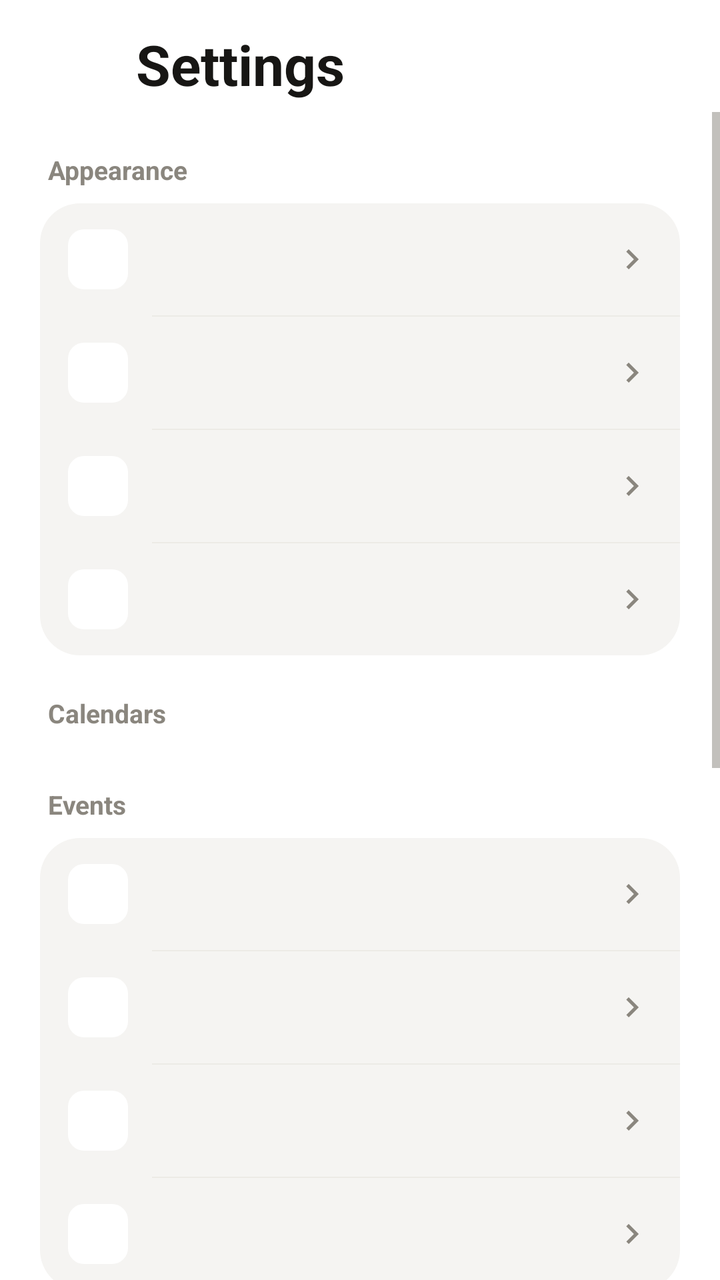
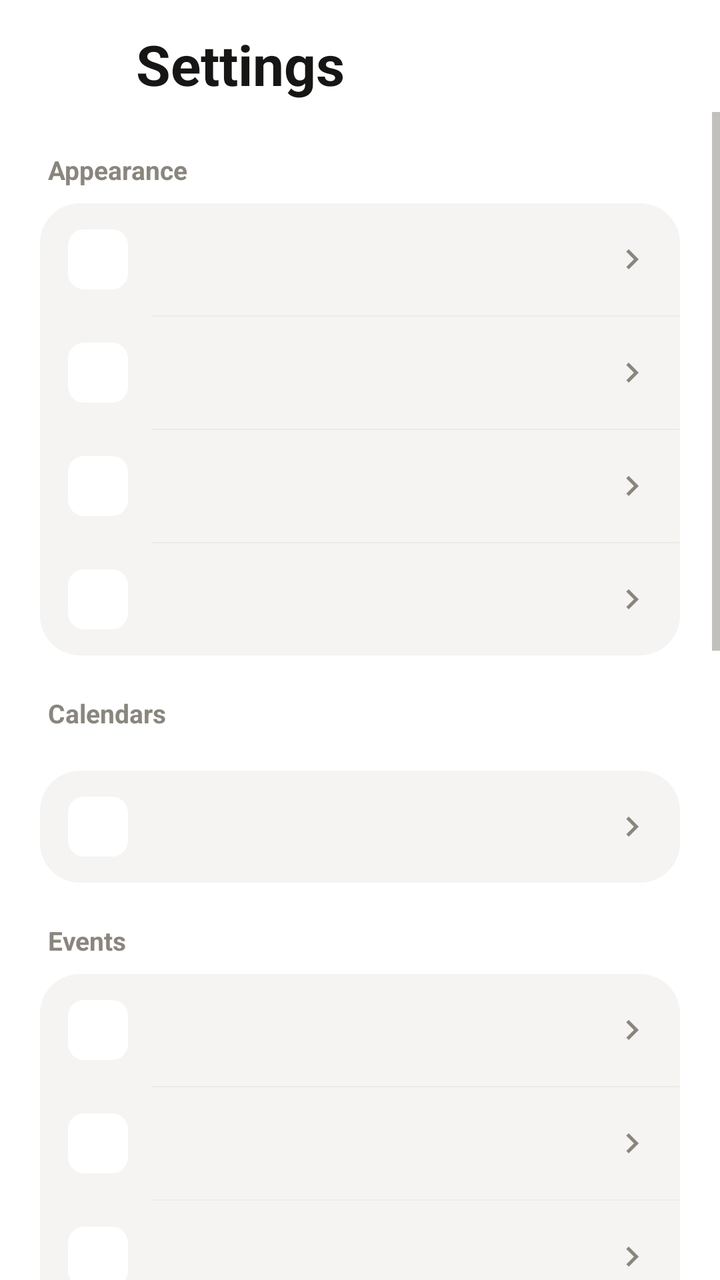

Before-and-after screenshots of an Android layout around one commit, followed by the original layout XML and the change that was made.
<!-- AndroidManifest.xml: application theme Theme.Takvim -->
<!-- res/layout/activity_ayarlar.xml -->
<?xml version="1.0" encoding="utf-8"?>
<LinearLayout xmlns:android="http://schemas.android.com/apk/res/android"
    xmlns:app="http://schemas.android.com/apk/res-auto"
    android:layout_width="match_parent"
    android:layout_height="match_parent"
    android:background="@color/zemin"
    android:fitsSystemWindows="true"
    android:orientation="vertical">

    <LinearLayout
        android:layout_width="match_parent"
        android:layout_height="wrap_content"
        android:gravity="center_vertical"
        android:orientation="horizontal"
        android:paddingLeft="12dp"
        android:paddingTop="8dp"
        android:paddingRight="20dp">

        <ImageButton
            android:id="@+id/btnGeri"
            android:layout_width="48dp"
            android:layout_height="48dp"
            android:background="?attr/selectableItemBackgroundBorderless"
            android:contentDescription="@string/geri"
            android:src="@drawable/ic_geri"
            app:tint="@color/metin" />

        <TextView
            android:layout_width="wrap_content"
            android:layout_height="wrap_content"
            android:layout_marginLeft="8dp"
            android:text="@string/ayarlar"
            android:textColor="@color/metin"
            android:textSize="28sp"
            android:textStyle="bold" />
    </LinearLayout>

    <ScrollView
        android:layout_width="match_parent"
        android:layout_height="0dp"
        android:layout_weight="1">

        <LinearLayout
            android:layout_width="match_parent"
            android:layout_height="wrap_content"
            android:orientation="vertical"
            android:paddingLeft="20dp"
            android:paddingRight="20dp"
            android:paddingBottom="32dp">

            <TextView style="@style/BolumBasligi" android:text="@string/gorunum" />
            <LinearLayout style="@style/AyarKutusu">
                <include android:id="@+id/satirTema" layout="@layout/item_ayar" />
                <View style="@style/AyarAyraci" />
                <include android:id="@+id/satirBaslangicGorunum" layout="@layout/item_ayar" />
                <View style="@style/AyarAyraci" />
                <include android:id="@+id/satirHaftaBasi" layout="@layout/item_ayar" />
                <View style="@style/AyarAyraci" />
                <include android:id="@+id/satirHaftaNo" layout="@layout/item_ayar" />
            </LinearLayout>

            <TextView style="@style/BolumBasligi" android:text="@string/takvimler" />
            <LinearLayout
                android:id="@+id/takvimKutusu"
                style="@style/AyarKutusu" />

            <TextView style="@style/BolumBasligi" android:text="@string/etkinlikler" />
            <LinearLayout style="@style/AyarKutusu">
                <include android:id="@+id/satirVarsayilanTakvim" layout="@layout/item_ayar" />
                <View style="@style/AyarAyraci" />
                <include android:id="@+id/satirVarsayilanSure" layout="@layout/item_ayar" />
                <View style="@style/AyarAyraci" />
                <include android:id="@+id/satirVarsayilanHatirlatma" layout="@layout/item_ayar" />
                <View style="@style/AyarAyraci" />
                <include android:id="@+id/satirErteleme" layout="@layout/item_ayar" />
            </LinearLayout>

            <TextView style="@style/BolumBasligi" android:text="@string/guvenilirlik" />
            <LinearLayout style="@style/AyarKutusu">
                <include android:id="@+id/satirBildirim" layout="@layout/item_ayar" />
                <View style="@style/AyarAyraci" />
                <include android:id="@+id/satirIzin" layout="@layout/item_ayar" />
            </LinearLayout>

            <TextView style="@style/BolumBasligi" android:text="@string/yedek_bolum" />
            <LinearLayout style="@style/AyarKutusu">
                <include android:id="@+id/satirIceAktar" layout="@layout/item_ayar" />
                <View style="@style/AyarAyraci" />
                <include android:id="@+id/satirDisaAktar" layout="@layout/item_ayar" />
            </LinearLayout>

            <TextView style="@style/BolumBasligi" android:text="@string/hakkinda" />
            <LinearLayout style="@style/AyarKutusu">
                <include android:id="@+id/satirSurum" layout="@layout/item_ayar" />
            </LinearLayout>
        </LinearLayout>
    </ScrollView>
</LinearLayout>
<!-- res/layout/item_ayar.xml (included above) -->
<?xml version="1.0" encoding="utf-8"?>
<LinearLayout xmlns:android="http://schemas.android.com/apk/res/android"
    xmlns:app="http://schemas.android.com/apk/res-auto"
    android:layout_width="match_parent"
    android:layout_height="wrap_content"
    android:background="?attr/selectableItemBackground"
    android:gravity="center_vertical"
    android:orientation="horizontal"
    android:paddingLeft="14dp"
    android:paddingTop="13dp"
    android:paddingRight="14dp"
    android:paddingBottom="13dp">

    <ImageView
        android:id="@+id/ayarIkon"
        android:layout_width="30dp"
        android:layout_height="30dp"
        android:background="@drawable/bg_rozet"
        android:importantForAccessibility="no"
        android:padding="6dp" />

    <LinearLayout
        android:layout_width="0dp"
        android:layout_height="wrap_content"
        android:layout_marginStart="12dp"
        android:layout_weight="1"
        android:orientation="vertical">

        <TextView
            android:id="@+id/ayarBaslik"
            android:layout_width="match_parent"
            android:layout_height="wrap_content"
            android:textColor="@color/metin"
            android:textSize="15sp" />

        <TextView
            android:id="@+id/ayarOzet"
            android:layout_width="match_parent"
            android:layout_height="wrap_content"
            android:ellipsize="end"
            android:maxLines="2"
            android:textColor="@color/metin_ikincil"
            android:textSize="12sp"
            android:visibility="gone" />
    </LinearLayout>

    
    <androidx.appcompat.widget.SwitchCompat
        android:id="@+id/ayarAnahtar"
        android:layout_width="wrap_content"
        android:layout_height="wrap_content"
        android:layout_marginStart="8dp"
        android:background="@null"
        android:clickable="false"
        android:focusable="false"
        android:importantForAccessibility="no"
        android:thumb="@drawable/anahtar_topuz"
        android:visibility="gone"
        app:track="@drawable/anahtar_ray" />

    <ImageView
        android:id="@+id/ayarChevron"
        android:layout_width="20dp"
        android:layout_height="20dp"
        android:importantForAccessibility="no"
        android:src="@drawable/ic_chevron" />

</LinearLayout>
<!-- resources referenced by this layout -->
<resources>
  <color name="metin">#171614</color>
  <color name="metin_ikincil">#8A867E</color>
  <color name="zemin">#FFFFFF</color>
  <!-- drawable anahtar_ray (drawable) -->
  <?xml version="1.0" encoding="utf-8"?>
  <shape xmlns:android="http://schemas.android.com/apk/res/android" android:shape="rectangle">
      <corners android:radius="15dp" />
      <size android:width="50dp" android:height="30dp" />
      <solid android:color="#FFFFFFFF" />
  </shape>
  <!-- drawable bg_rozet (drawable) -->
  <?xml version="1.0" encoding="utf-8"?>
  <shape xmlns:android="http://schemas.android.com/apk/res/android" android:shape="rectangle">
      <solid android:color="#FFFFFF" />
      <corners android:radius="8dp" />
  </shape>
  <!-- drawable ic_chevron (drawable) -->
  <?xml version="1.0" encoding="utf-8"?>
  <vector xmlns:android="http://schemas.android.com/apk/res/android"
      android:width="20dp" android:height="20dp"
      android:viewportWidth="24" android:viewportHeight="24"
      android:tint="@color/metin_ikincil">
      <path android:fillColor="#FF000000"
          android:pathData="M10,6L8.59,7.41 13.17,12l-4.58,4.59L10,18l6,-6z"/>
  </vector>
  <!-- drawable ic_geri (drawable) -->
  <?xml version="1.0" encoding="utf-8"?>
  <vector xmlns:android="http://schemas.android.com/apk/res/android"
      android:width="22dp" android:height="22dp"
      android:viewportWidth="24" android:viewportHeight="24">
      <path android:strokeColor="#FFFFFFFF" android:strokeWidth="2.2" android:strokeLineCap="round"
          android:strokeLineJoin="round"
          android:pathData="M15,5l-7,7 7,7" />
  </vector>
  <string name="ayarlar">Settings</string>
  <string name="etkinlikler">Events</string>
  <string name="geri">Back</string>
  <string name="gorunum">Appearance</string>
  <string name="guvenilirlik">Reliability</string>
  <string name="hakkinda">About</string>
  <string name="takvimler">Calendars</string>
  <string name="yedek_bolum">Import and backup</string>
  <style name="AyarAyraci">
          <item name="android:layout_width">match_parent</item>
          <item name="android:layout_height">0.5dp</item>
          <item name="android:layout_marginLeft">56dp</item>
          <item name="android:background">@color/ayrac</item>
      </style>
  <style name="AyarKutusu">
          <item name="android:layout_width">match_parent</item>
          <item name="android:layout_height">wrap_content</item>
          <item name="android:background">@drawable/bg_kart</item>
          <item name="android:orientation">vertical</item>
      </style>
  <style name="BolumBasligi">
          <item name="android:layout_width">match_parent</item>
          <item name="android:layout_height">wrap_content</item>
          <item name="android:layout_marginTop">20dp</item>
          <item name="android:layout_marginBottom">8dp</item>
          <item name="android:paddingLeft">4dp</item>
          <item name="android:textColor">@color/metin_ikincil</item>
          <item name="android:textSize">13sp</item>
          <item name="android:textStyle">bold</item>
      </style>
  <style name="Theme.Takvim" parent="Theme.Ekosistem" />
  <color name="ayrac">#ECEAE6</color>
  <!-- drawable bg_kart (drawable) -->
  <?xml version="1.0" encoding="utf-8"?>
  <shape xmlns:android="http://schemas.android.com/apk/res/android" android:shape="rectangle">
      <solid android:color="@color/kart" />
      <corners android:radius="20dp" />
  </shape>
  <color name="kart">#F5F4F2</color>
  <color name="vurgu">#0F766E</color>
  <!-- unchanged entries left out for length: 2 -->
</resources>

<!-- the commit's change to res/layout/activity_ayarlar.xml (unified diff, before → after) -->
@@ -64,6 +64,12 @@
                 android:id="@+id/takvimKutusu"
                 style="@style/AyarKutusu" />
 
+            <LinearLayout
+                style="@style/AyarKutusu"
+                android:layout_marginTop="12dp">
+                <include android:id="@+id/satirDogum" layout="@layout/item_ayar" />
+            </LinearLayout>
+
             <TextView style="@style/BolumBasligi" android:text="@string/etkinlikler" />
             <LinearLayout style="@style/AyarKutusu">
                 <include android:id="@+id/satirVarsayilanTakvim" layout="@layout/item_ayar" />
@@ -73,6 +79,13 @@
                 <include android:id="@+id/satirVarsayilanHatirlatma" layout="@layout/item_ayar" />
                 <View style="@style/AyarAyraci" />
                 <include android:id="@+id/satirErteleme" layout="@layout/item_ayar" />
+            </LinearLayout>
+
+            <TextView style="@style/BolumBasligi" android:text="@string/ozet_bolum" />
+            <LinearLayout style="@style/AyarKutusu">
+                <include android:id="@+id/satirOzet" layout="@layout/item_ayar" />
+                <View style="@style/AyarAyraci" />
+                <include android:id="@+id/satirOzetSaat" layout="@layout/item_ayar" />
             </LinearLayout>
 
             <TextView style="@style/BolumBasligi" android:text="@string/guvenilirlik" />
<!-- resource entries referenced after the edit -->
@@ -40,6 +40,7 @@
   <string name="gorunum">Appearance</string>
   <string name="guvenilirlik">Reliability</string>
   <string name="hakkinda">About</string>
+  <string name="ozet_bolum">Daily summary</string>
   <string name="takvimler">Calendars</string>
   <string name="yedek_bolum">Import and backup</string>
   <style name="AyarAyraci">
